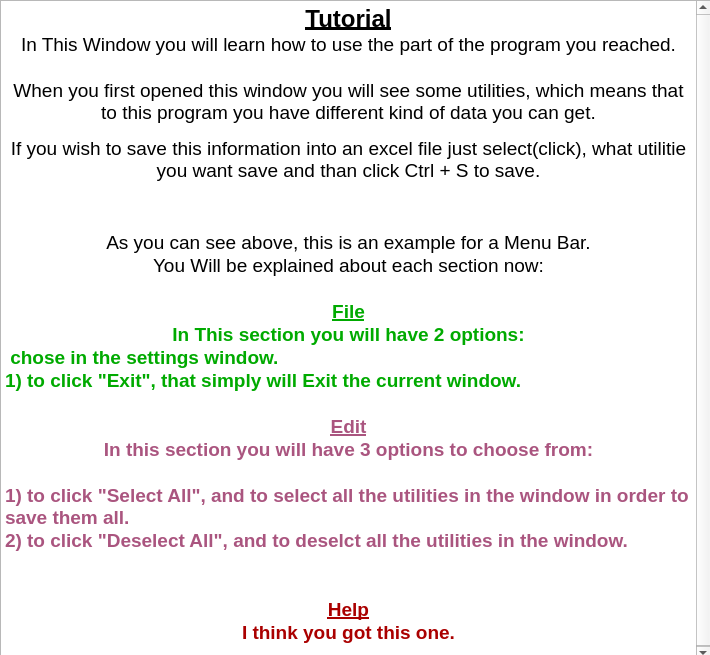
Before: the Qt Designer form uis/help2.ui in toko214/logsProject, drawn with Qt 5.
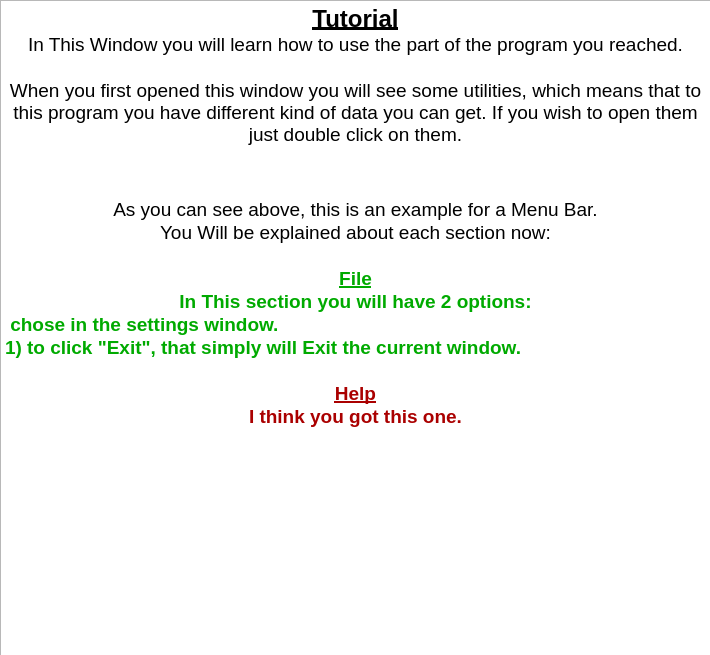
After: the same form once the commit is applied. Icons and pictures are not drawn.

The edit to the form file:
```diff
--- a/uis/help2.ui
+++ b/uis/help2.ui
@@ -30,11 +30,10 @@
 &lt;p align=&quot;center&quot; style=&quot; margin-top:0px; margin-bottom:0px; margin-left:0px; margin-right:0px; -qt-block-indent:0; text-indent:0px;&quot;&gt;&lt;span style=&quot; font-size:18pt; font-weight:600; text-decoration: underline;&quot;&gt;Tutorial&lt;/span&gt;&lt;/p&gt;
 &lt;p align=&quot;center&quot; style=&quot; margin-top:0px; margin-bottom:0px; margin-left:0px; margin-right:0px; -qt-block-indent:0; text-indent:0px;&quot;&gt;&lt;span style=&quot; font-size:14pt;&quot;&gt;In This Window you will learn how to use the part of the program you reached.&lt;/span&gt;&lt;/p&gt;
 &lt;p align=&quot;center&quot; style=&quot;-qt-paragraph-type:empty; margin-top:0px; margin-bottom:0px; margin-left:0px; margin-right:0px; -qt-block-indent:0; text-indent:0px; font-size:14pt;&quot;&gt;&lt;br /&gt;&lt;/p&gt;
-&lt;p align=&quot;center&quot; style=&quot; margin-top:0px; margin-bottom:0px; margin-left:0px; margin-right:0px; -qt-block-indent:0; text-indent:0px;&quot;&gt;&lt;span style=&quot; font-size:14pt;&quot;&gt;When you first opened this window you will see some utilities, which means that to this program you have different kind of data you can get.&lt;/span&gt;&lt;/p&gt;
+&lt;p align=&quot;center&quot; style=&quot; margin-top:0px; margin-bottom:0px; margin-left:0px; margin-right:0px; -qt-block-indent:0; text-indent:0px;&quot;&gt;&lt;span style=&quot; font-size:14pt;&quot;&gt;When you first opened this window you will see some utilities, which means that to this program you have different kind of data you can get. If you wish to open them just double click on them.&lt;/span&gt;&lt;/p&gt;
 &lt;p align=&quot;center&quot; style=&quot;-qt-paragraph-type:empty; margin-top:0px; margin-bottom:0px; margin-left:0px; margin-right:0px; -qt-block-indent:0; text-indent:0px; font-size:8pt;&quot;&gt;&lt;br /&gt;&lt;/p&gt;
-&lt;p align=&quot;center&quot; style=&quot; margin-top:0px; margin-bottom:0px; margin-left:0px; margin-right:0px; -qt-block-indent:0; text-indent:0px;&quot;&gt;&lt;span style=&quot; font-size:14pt;&quot;&gt;If you wish to save this information into an excel file just select(click), what utilitie you want save and than click Ctrl + S to save.&lt;/span&gt;&lt;/p&gt;
-&lt;p align=&quot;center&quot; style=&quot;-qt-paragraph-type:empty; margin-top:0px; margin-bottom:0px; margin-left:0px; margin-right:0px; -qt-block-indent:0; text-indent:0px; font-size:14pt;&quot;&gt;&lt;br /&gt;&lt;/p&gt;
-&lt;p align=&quot;center&quot; style=&quot; margin-top:0px; margin-bottom:0px; margin-left:0px; margin-right:0px; -qt-block-indent:0; text-indent:0px;&quot;&gt;&lt;img src=&quot;:/מסמכים/241318_231310.jpeg&quot; /&gt;&lt;/p&gt;
+&lt;p align=&quot;center&quot; style=&quot; margin-top:0px; margin-bottom:0px; margin-left:0px; margin-right:0px; -qt-block-indent:0; text-indent:0px;&quot;&gt;&lt;img src=&quot;:/newPrefix/27718_150702.jpeg&quot; /&gt;&lt;/p&gt;
+&lt;p align=&quot;center&quot; style=&quot;-qt-paragraph-type:empty; margin-top:0px; margin-bottom:0px; margin-left:0px; margin-right:0px; -qt-block-indent:0; text-indent:0px; font-size:8pt;&quot;&gt;&lt;br /&gt;&lt;/p&gt;
 &lt;p align=&quot;center&quot; style=&quot;-qt-paragraph-type:empty; margin-top:0px; margin-bottom:0px; margin-left:0px; margin-right:0px; -qt-block-indent:0; text-indent:0px; font-size:8pt;&quot;&gt;&lt;br /&gt;&lt;/p&gt;
 &lt;p align=&quot;center&quot; style=&quot; margin-top:0px; margin-bottom:0px; margin-left:0px; margin-right:0px; -qt-block-indent:0; text-indent:0px;&quot;&gt;&lt;span style=&quot; font-size:14pt;&quot;&gt;As you can see above, this is an example for a Menu Bar.&lt;/span&gt;&lt;/p&gt;
 &lt;p align=&quot;center&quot; style=&quot; margin-top:0px; margin-bottom:0px; margin-left:0px; margin-right:0px; -qt-block-indent:0; text-indent:0px;&quot;&gt;&lt;span style=&quot; font-size:14pt;&quot;&gt;You Will be explained about each section now:&lt;/span&gt;&lt;/p&gt;
@@ -43,13 +42,6 @@
 &lt;p align=&quot;center&quot; style=&quot; margin-top:0px; margin-bottom:0px; margin-left:0px; margin-right:0px; -qt-block-indent:0; text-indent:0px;&quot;&gt;&lt;span style=&quot; font-size:14pt; font-weight:600; color:#00aa00;&quot;&gt;In This section you will have 2 options:&lt;/span&gt;&lt;/p&gt;
 &lt;p style=&quot; margin-top:0px; margin-bottom:0px; margin-left:0px; margin-right:0px; -qt-block-indent:0; text-indent:0px;&quot;&gt;&lt;span style=&quot; font-size:14pt; font-weight:600; color:#00aa00;&quot;&gt; chose in the settings window.&lt;/span&gt;&lt;/p&gt;
 &lt;p style=&quot; margin-top:0px; margin-bottom:0px; margin-left:0px; margin-right:0px; -qt-block-indent:0; text-indent:0px;&quot;&gt;&lt;span style=&quot; font-size:14pt; font-weight:600; color:#00aa00;&quot;&gt;1) to click &amp;quot;Exit&amp;quot;, that simply will Exit the current window.&lt;/span&gt;&lt;/p&gt;
-&lt;p align=&quot;center&quot; style=&quot;-qt-paragraph-type:empty; margin-top:0px; margin-bottom:0px; margin-left:0px; margin-right:0px; -qt-block-indent:0; text-indent:0px; font-size:14pt; font-weight:600; color:#00aa00;&quot;&gt;&lt;br /&gt;&lt;/p&gt;
-&lt;p align=&quot;center&quot; style=&quot; margin-top:0px; margin-bottom:0px; margin-left:0px; margin-right:0px; -qt-block-indent:0; text-indent:0px;&quot;&gt;&lt;span style=&quot; font-size:14pt; font-weight:600; text-decoration: underline; color:#aa557f;&quot;&gt;Edit&lt;/span&gt;&lt;/p&gt;
-&lt;p align=&quot;center&quot; style=&quot; margin-top:0px; margin-bottom:0px; margin-left:0px; margin-right:0px; -qt-block-indent:0; text-indent:0px;&quot;&gt;&lt;span style=&quot; font-size:14pt; font-weight:600; color:#aa557f;&quot;&gt;In this section you will have 3 options to choose from:&lt;/span&gt;&lt;/p&gt;
-&lt;p style=&quot;-qt-paragraph-type:empty; margin-top:0px; margin-bottom:0px; margin-left:0px; margin-right:0px; -qt-block-indent:0; text-indent:0px; font-size:14pt; font-weight:600; color:#aa557f;&quot;&gt;&lt;br /&gt;&lt;/p&gt;
-&lt;p style=&quot; margin-top:0px; margin-bottom:0px; margin-left:0px; margin-right:0px; -qt-block-indent:0; text-indent:0px;&quot;&gt;&lt;span style=&quot; font-size:14pt; font-weight:600; color:#aa557f;&quot;&gt;1) to click &amp;quot;Select All&amp;quot;, and to select all the utilities in the window in order to save them all.&lt;/span&gt;&lt;/p&gt;
-&lt;p style=&quot; margin-top:0px; margin-bottom:0px; margin-left:0px; margin-right:0px; -qt-block-indent:0; text-indent:0px;&quot;&gt;&lt;span style=&quot; font-size:14pt; font-weight:600; color:#aa557f;&quot;&gt;2) to click &amp;quot;Deselect All&amp;quot;, and to deselct all the utilities in the window.&lt;/span&gt;&lt;/p&gt;
-&lt;p align=&quot;center&quot; style=&quot;-qt-paragraph-type:empty; margin-top:0px; margin-bottom:0px; margin-left:0px; margin-right:0px; -qt-block-indent:0; text-indent:0px; font-size:14pt; font-weight:600; color:#aa557f;&quot;&gt;&lt;br /&gt;&lt;/p&gt;
 &lt;p align=&quot;center&quot; style=&quot;-qt-paragraph-type:empty; margin-top:0px; margin-bottom:0px; margin-left:0px; margin-right:0px; -qt-block-indent:0; text-indent:0px; font-size:14pt; font-weight:600; color:#aa557f;&quot;&gt;&lt;br /&gt;&lt;/p&gt;
 &lt;p align=&quot;center&quot; style=&quot; margin-top:0px; margin-bottom:0px; margin-left:0px; margin-right:0px; -qt-block-indent:0; text-indent:0px;&quot;&gt;&lt;span style=&quot; font-size:14pt; font-weight:600; text-decoration: underline; color:#aa0000;&quot;&gt;Help&lt;/span&gt;&lt;/p&gt;
 &lt;p align=&quot;center&quot; style=&quot; margin-top:0px; margin-bottom:0px; margin-left:0px; margin-right:0px; -qt-block-indent:0; text-indent:0px;&quot;&gt;&lt;span style=&quot; font-size:14pt; font-weight:600; color:#aa0000;&quot;&gt;I think you got this one.&lt;/span&gt;&lt;/p&gt;
```
